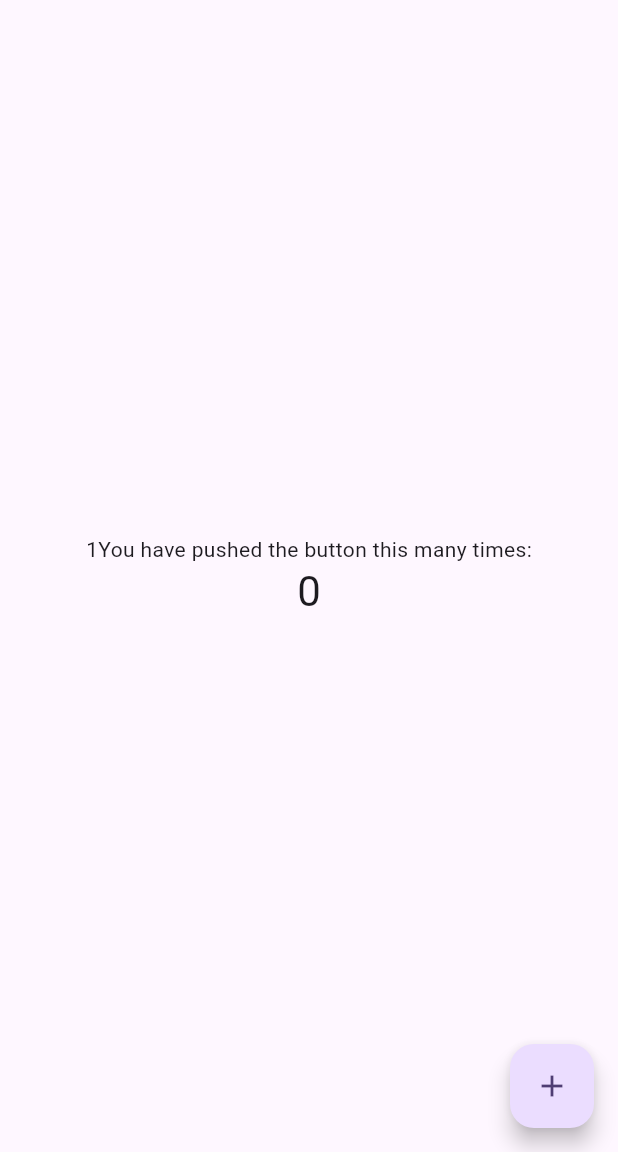
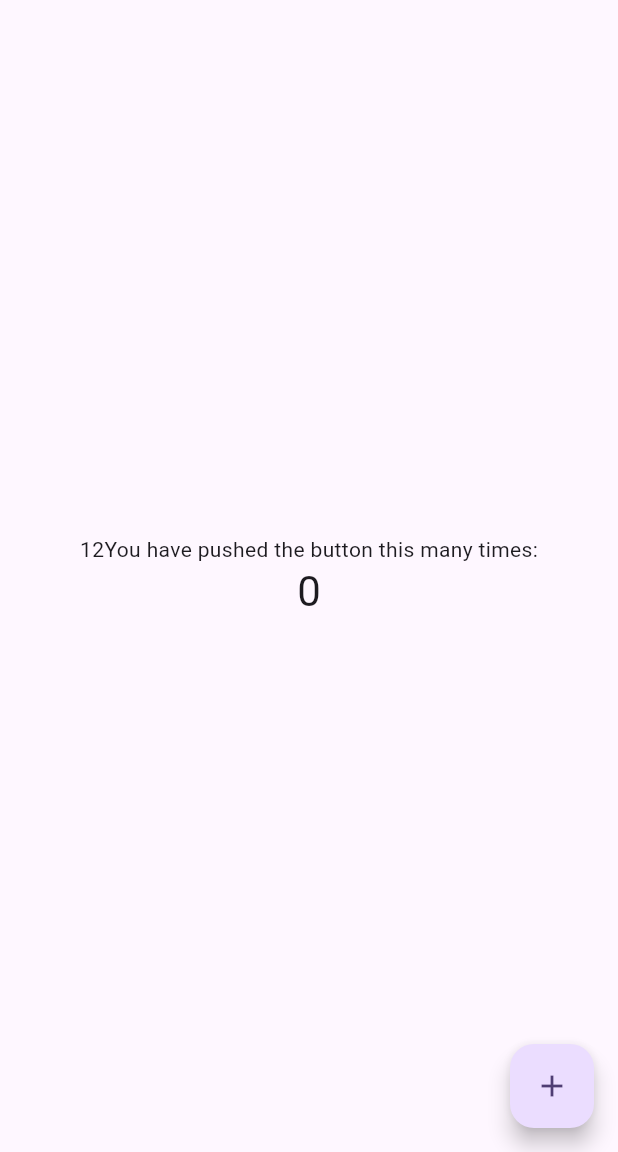
Before and after one commit to could-ai/0196b461-3be1-79c3-bab4-1abcaee8e945, a Flutter app: the screen it shows after launch, on a phone screen of 412 x 824 dp, the part 84-1236 px from its top. Run offline on Flutter 3.47's test engine with Material 3 defaults, Android fonts, the phone set to English and light mode, and no system bars.

Commit message:
Update file: lib/main.dart

```diff
--- a/usr/lib/main.dart
+++ b/usr/lib/main.dart
@@ -105,7 +105,7 @@ class _MyHomePageState extends State<MyHomePage> {
           // wireframe for each widget.
           mainAxisAlignment: MainAxisAlignment.center,
           children: <Widget>[
-            const Text('1You have pushed the button this many times:'),
+            const Text('12You have pushed the button this many times:'),
             Text('$_counter', style: Theme.of(context).textTheme.headlineMedium),
           ],
         ),
```
